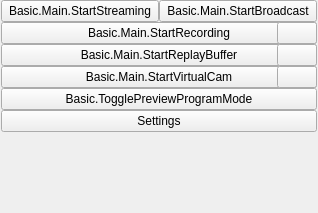
Old version of the form frontend/forms/OBSBasicControls.ui in the repository jmickelonis/obs-studio.
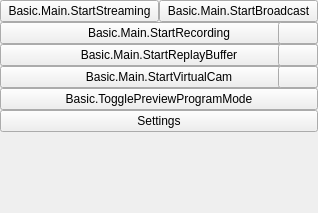
New version of the form. Icons and pictures are not drawn.

Commit message: Put the Transitions dock buttons into a toolbar to match the other docks. Removed hard-coded 1px margins on the standard docks (Controls, Scenes, Sources, Transitions).

```diff
--- a/frontend/forms/OBSBasicControls.ui
+++ b/frontend/forms/OBSBasicControls.ui
@@ -15,16 +15,16 @@
     <number>0</number>
    </property>
    <property name="leftMargin">
-    <number>1</number>
+    <number>0</number>
    </property>
    <property name="topMargin">
     <number>0</number>
    </property>
    <property name="rightMargin">
-    <number>1</number>
+    <number>0</number>
    </property>
    <property name="bottomMargin">
-    <number>1</number>
+    <number>0</number>
    </property>
    <item>
     <widget class="QFrame" name="controlsFrame">
```
The commit also changes 4 other files.
